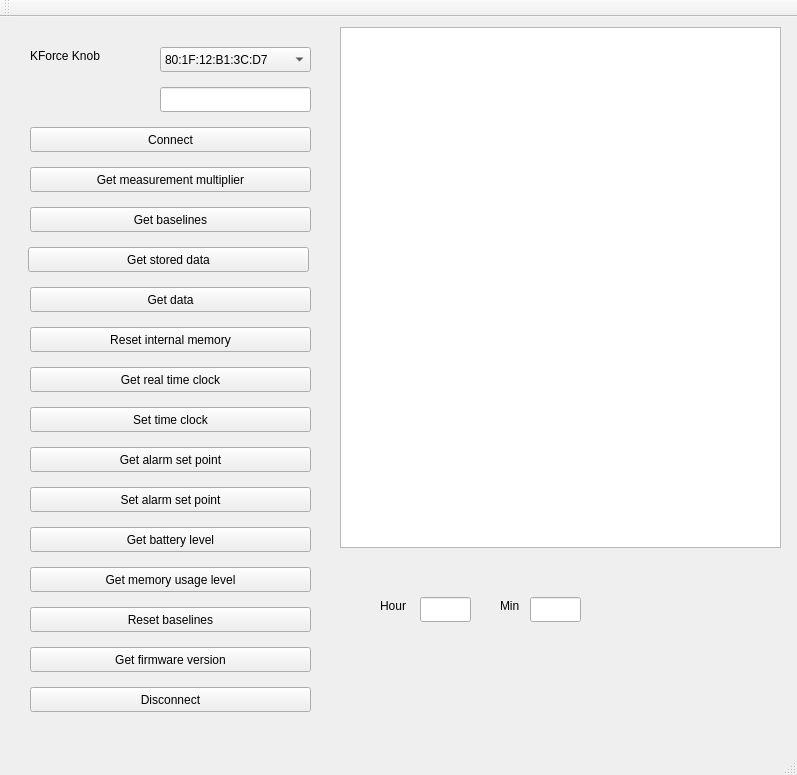
First picture: the form in mainwindow.ui, repository AliGhezalAG/kForceApp, before the edit.
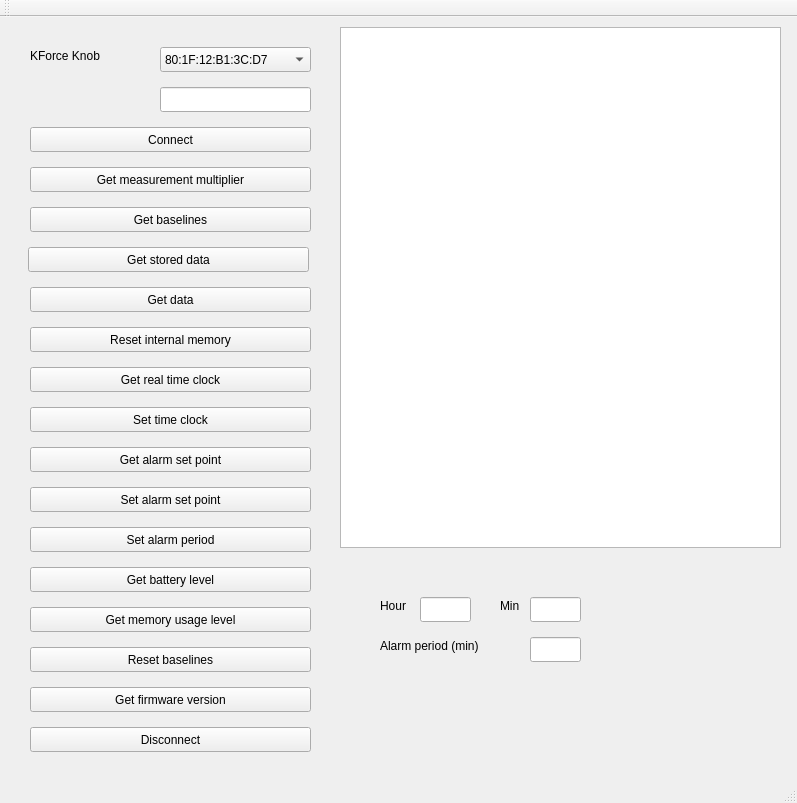
Second picture: the form after the edit.

Commit message: set alarm period OK

Patch:
```diff
--- a/mainwindow.ui
+++ b/mainwindow.ui
@@ -7,7 +7,7 @@
     <x>0</x>
     <y>0</y>
     <width>797</width>
-    <height>775</height>
+    <height>803</height>
    </rect>
   </property>
   <property name="windowTitle">
@@ -154,7 +154,7 @@
     <property name="geometry">
      <rect>
       <x>30</x>
-      <y>670</y>
+      <y>710</y>
       <width>281</width>
       <height>25</height>
      </rect>
@@ -180,7 +180,7 @@
     <property name="geometry">
      <rect>
       <x>30</x>
-      <y>510</y>
+      <y>550</y>
       <width>281</width>
       <height>25</height>
      </rect>
@@ -193,7 +193,7 @@
     <property name="geometry">
      <rect>
       <x>30</x>
-      <y>590</y>
+      <y>630</y>
       <width>281</width>
       <height>25</height>
      </rect>
@@ -206,7 +206,7 @@
     <property name="geometry">
      <rect>
       <x>30</x>
-      <y>630</y>
+      <y>670</y>
       <width>281</width>
       <height>25</height>
      </rect>
@@ -242,7 +242,7 @@
     <property name="geometry">
      <rect>
       <x>30</x>
-      <y>550</y>
+      <y>590</y>
       <width>281</width>
       <height>25</height>
      </rect>
@@ -323,6 +323,42 @@
      <string>Set alarm set point</string>
     </property>
    </widget>
+   <widget class="QLineEdit" name="alarmPeriodToSet">
+    <property name="geometry">
+     <rect>
+      <x>530</x>
+      <y>620</y>
+      <width>51</width>
+      <height>25</height>
+     </rect>
+    </property>
+   </widget>
+   <widget class="QLabel" name="alarmPeriodLabel">
+    <property name="geometry">
+     <rect>
+      <x>380</x>
+      <y>620</y>
+      <width>131</width>
+      <height>17</height>
+     </rect>
+    </property>
+    <property name="text">
+     <string>Alarm period (min)</string>
+    </property>
+   </widget>
+   <widget class="QPushButton" name="setAlarmPeriodButton">
+    <property name="geometry">
+     <rect>
+      <x>30</x>
+      <y>510</y>
+      <width>281</width>
+      <height>25</height>
+     </rect>
+    </property>
+    <property name="text">
+     <string>Set alarm period</string>
+    </property>
+   </widget>
   </widget>
   <widget class="QMenuBar" name="menuBar">
    <property name="geometry">
```
The commit also changes 4 other files.
